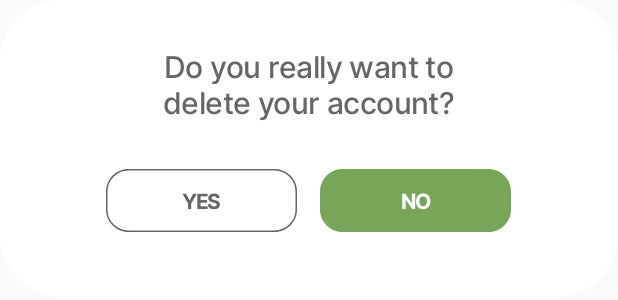
After one commit to Etrella39/Recycling_App, an Android app: the layout delete_account.xml on its own in the app's theme, with its tools: preview values and no code run, on a phone screen of 412 x 824 dp. The commit adds this screen. Shown: the top 300 px of the screen. Run offline under Robolectric (Android 15) with nearby library versions, the phone set to English and light mode, and no system bars.

Commit message:
add delete dialog activity

```diff
--- a/app/src/main/AndroidManifest.xml
+++ b/app/src/main/AndroidManifest.xml
@@ -51,7 +51,12 @@
             android:name=".LogOutDialogue"
             android:theme="@android:style/Theme.Dialog"/>
 
+        <activity
+            android:name=".DeleteDialog"
+            android:theme="@android:style/Theme.Dialog"/>
+
 
     </application>
 
+
 </manifest>
--- a/app/src/main/java/com/example/recyclingapp/DBHelper.kt
+++ b/app/src/main/java/com/example/recyclingapp/DBHelper.kt
@@ -67,6 +67,12 @@ class DBHelper(context: Context) : SQLiteOpenHelper(context, "Login.db", null, 1
         cursor.close()
         return password
     }
+    fun deleteUser(id: String): Boolean {
+        val MyDB = this.writableDatabase
+        val result = MyDB.delete("users", "id=?", arrayOf(id))
+        MyDB.close()
+        return result > 0
+    }
 
 
     // DB name을 Login.db로 설정
--- /dev/null
+++ b/app/src/main/res/layout/delete_account.xml
@@ -0,0 +1,57 @@
+<?xml version="1.0" encoding="utf-8"?>
+
+<LinearLayout
+    xmlns:android="http://schemas.android.com/apk/res/android"
+    android:id="@+id/dialog_delete"
+    android:layout_width="match_parent"
+    android:layout_height="wrap_content"
+    android:clipToOutline="true"
+    android:gravity="center_horizontal"
+    android:orientation="vertical"
+    android:background="@drawable/show_password_dialoge"
+    >
+
+    <TextView
+        android:id="@+id/delete_conf"
+        android:layout_width="230dp"
+        android:layout_height="wrap_content"
+        android:layout_marginTop="30dp"
+        android:gravity="center"
+        android:text="Do you really want to delete your account?"
+        android:textAppearance="@style/do_you_logout"
+        />
+
+    <LinearLayout
+        android:layout_width="270dp"
+        android:layout_height="wrap_content"
+        android:layout_marginTop="30dp"
+        >
+
+        <TextView
+            android:id="@+id/delete_yes_button"
+            android:layout_width="127dp"
+            android:layout_height="42dp"
+            android:text="@string/yes"
+            android:textAppearance="@style/ok"
+            android:gravity="center"
+            android:background="@drawable/dialogue_left"
+            android:textColor="@color/black"
+            />
+        <View
+            android:layout_width="0dp"
+            android:layout_height="0dp"
+            android:layout_weight="1" />
+        <TextView
+            android:id="@+id/delete_no_button"
+            android:layout_width="127dp"
+            android:layout_height="42dp"
+            android:text="@string/no"
+            android:textAppearance="@style/ok"
+            android:gravity="center"
+            android:background="@drawable/dialogue_right"
+            />
+
+    </LinearLayout>
+
+
+</LinearLayout>
```
Also changed, not shown: app/src/main/java/com/example/recyclingapp/DeleteDialog.kt (added, +53 -0 lines), app/src/main/java/com/example/recyclingapp/UserProfileActivity.kt (+11 -3 lines).
